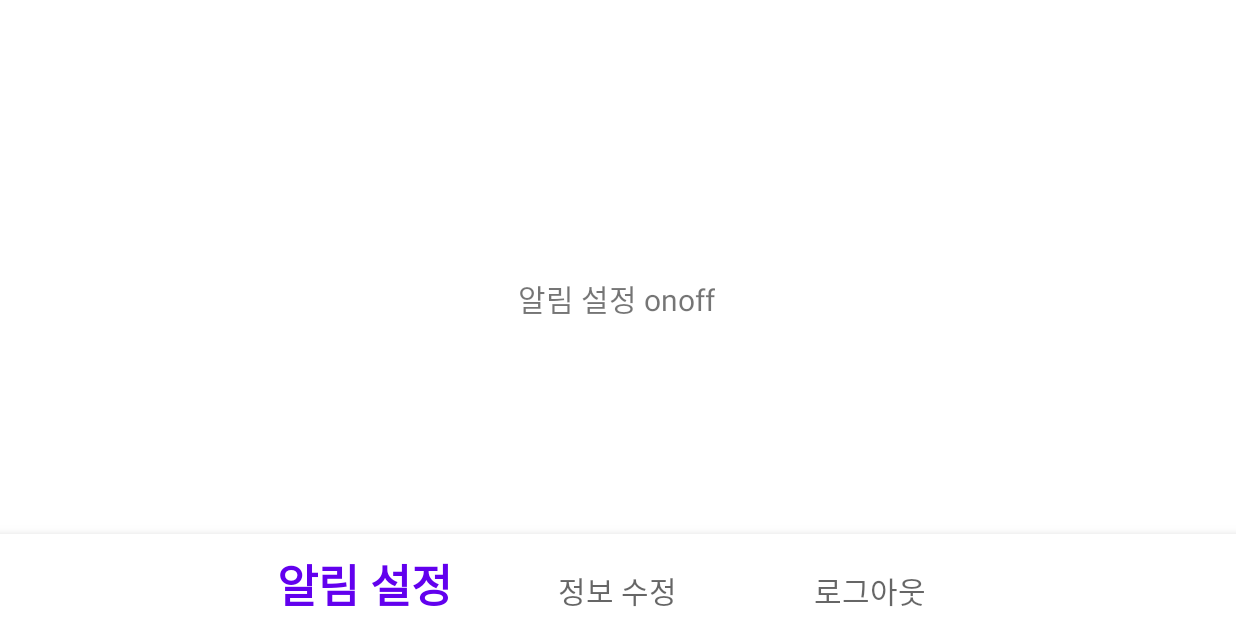
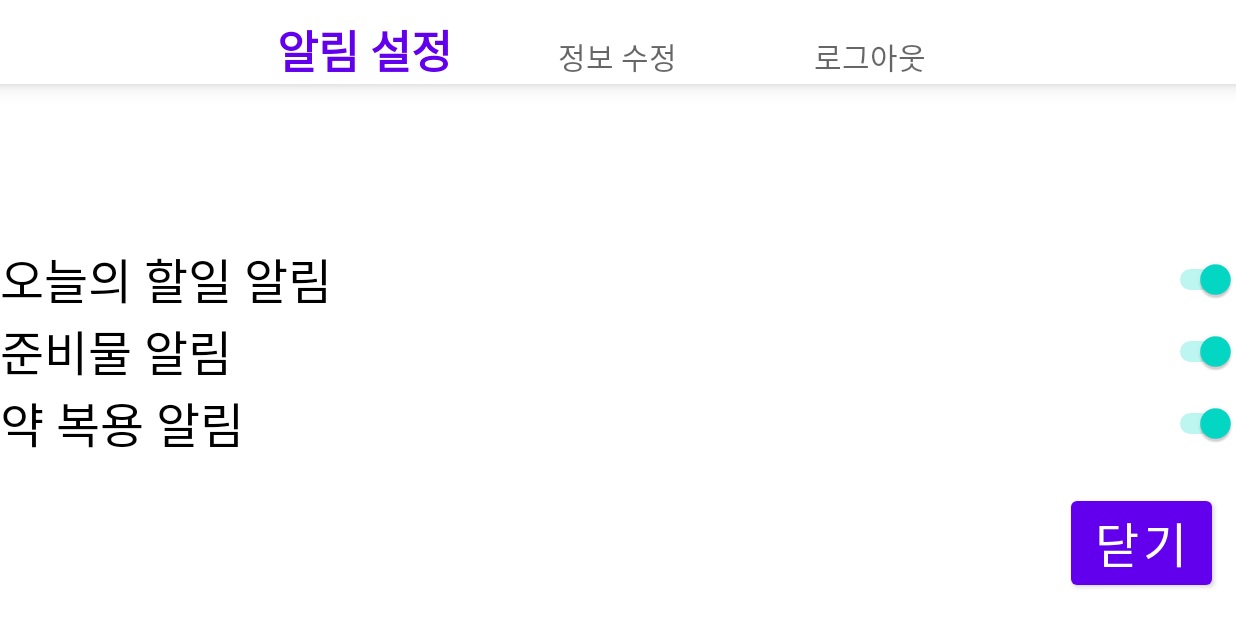
Before and after one commit to pu-ppym/knockknock, an Android app: the AlertSettingsFragment screen opened directly, with no data from a screen before it, on a phone screen of 824 x 412 dp (held sideways). Run offline under Robolectric (Android 15) with nearby library versions, the phone set to English and light mode, and no system bars.

Commit message:
fix layout, add alarm on/off

```diff
--- a/knockknock/app/src/main/java/com/example/knockknock/view/AlertSettingsFragment.java
+++ b/knockknock/app/src/main/java/com/example/knockknock/view/AlertSettingsFragment.java
@@ -1,12 +1,15 @@
 package com.example.knockknock.view;
 
+import android.content.SharedPreferences;
 import android.os.Bundle;
 
 import androidx.fragment.app.Fragment;
 
+import android.preference.PreferenceManager;
 import android.view.LayoutInflater;
 import android.view.View;
 import android.view.ViewGroup;
+import android.widget.Switch;
 
 import com.example.knockknock.R;
 
@@ -57,10 +60,41 @@ public class AlertSettingsFragment extends Fragment {
         }
     }
 
+    private Switch switchTodayTask, switchReminder, switchMedicine;
+
     @Override
     public View onCreateView(LayoutInflater inflater, ViewGroup container,
                              Bundle savedInstanceState) {
         // Inflate the layout for this fragment
-        return inflater.inflate(R.layout.fragment_alert_settings, container, false);
+        View view = inflater.inflate(R.layout.fragment_alert_settings, container, false);
+
+        switchTodayTask = view.findViewById(R.id.switch_today_task);
+        switchReminder = view.findViewById(R.id.switch_reminder);
+        switchMedicine = view.findViewById(R.id.switch_medicine);
+
+        SharedPreferences preferences = PreferenceManager.getDefaultSharedPreferences(getContext());
+        switchTodayTask.setChecked(preferences.getBoolean("today_task_enabled", true));
+        switchReminder.setChecked(preferences.getBoolean("reminder_enabled", true));
+        switchMedicine.setChecked(preferences.getBoolean("medicine_enabled", true));
+
+        switchTodayTask.setOnCheckedChangeListener((buttonView, isChecked) -> {
+            SharedPreferences.Editor editor = preferences.edit();
+            editor.putBoolean("today_task_enabled", isChecked);
+            editor.apply();
+        });
+
+        switchReminder.setOnCheckedChangeListener((buttonView, isChecked) -> {
+            SharedPreferences.Editor editor = preferences.edit();
+            editor.putBoolean("reminder_enabled", isChecked);
+            editor.apply();
+        });
+
+        switchMedicine.setOnCheckedChangeListener((buttonView, isChecked) -> {
+            SharedPreferences.Editor editor = preferences.edit();
+            editor.putBoolean("medicine_enabled", isChecked);
+            editor.apply();
+        });
+
+        return view;
     }
 }
--- a/knockknock/app/src/main/res/layout-land/activity_settings.xml
+++ b/knockknock/app/src/main/res/layout-land/activity_settings.xml
@@ -11,7 +11,7 @@
         android:id="@+id/btmNavigation"
         android:layout_width="match_parent"
         android:layout_height="wrap_content"
-        app:layout_constraintBottom_toBottomOf="parent"
+        app:layout_constraintTop_toTopOf="parent"
         app:layout_constraintEnd_toEndOf="parent"
     app:layout_constraintStart_toStartOf="parent"
     app:itemTextAppearanceActive="@style/MyTextAppearance.Active"
@@ -22,10 +22,11 @@
         android:id="@+id/frmMain"
         android:layout_width="match_parent"
         android:layout_height="0dp"
-        app:layout_constraintBottom_toTopOf="@+id/btmNavigation"
+        app:layout_constraintTop_toBottomOf="@+id/btmNavigation"
+    app:layout_constraintBottom_toBottomOf="parent"
     app:layout_constraintEnd_toEndOf="parent"
-        app:layout_constraintStart_toStartOf="parent"
-        app:layout_constraintTop_toTopOf="parent">
+    app:layout_constraintStart_toStartOf="parent">
 
 </FrameLayout>
+
     </androidx.constraintlayout.widget.ConstraintLayout>
--- a/knockknock/app/src/main/res/layout-land/fragment_alert_settings.xml
+++ b/knockknock/app/src/main/res/layout-land/fragment_alert_settings.xml
@@ -1,18 +1,46 @@
 <?xml version="1.0" encoding="utf-8"?>
-<androidx.constraintlayout.widget.ConstraintLayout xmlns:android="http://schemas.android.com/apk/res/android"
-    xmlns:app="http://schemas.android.com/apk/res-auto"
+<RelativeLayout
+    xmlns:android="http://schemas.android.com/apk/res/android"
     android:layout_width="match_parent"
     android:layout_height="match_parent">
 
-    <TextView
-        android:id="@+id/textView2"
+    <LinearLayout
+        android:layout_width="match_parent"
+        android:layout_height="wrap_content"
+        android:orientation="vertical"
+        android:gravity="center"
+        android:layout_centerInParent="true"> <!-- 중앙 정렬 -->
+
+        <Switch
+            android:id="@+id/switch_today_task"
+            android:layout_width="match_parent"
+            android:layout_height="wrap_content"
+            android:text="오늘의 할일 알림"
+            android:textSize="32sp" />
+
+        <Switch
+            android:id="@+id/switch_reminder"
+            android:layout_width="match_parent"
+            android:layout_height="wrap_content"
+            android:text="준비물 알림"
+            android:textSize="32sp" />
+
+        <Switch
+            android:id="@+id/switch_medicine"
+            android:layout_width="match_parent"
+            android:layout_height="wrap_content"
+            android:text="약 복용 알림"
+            android:textSize="32sp" />
+    </LinearLayout>
+
+    <Button
+        android:id="@+id/btn_close"
         android:layout_width="wrap_content"
         android:layout_height="wrap_content"
-        android:layout_marginTop="184dp"
-        android:text="알림 설정 onoff"
-        android:textSize="20sp"
-        app:layout_constraintEnd_toEndOf="parent"
-        app:layout_constraintHorizontal_bias="0.499"
-        app:layout_constraintStart_toStartOf="parent"
-        app:layout_constraintTop_toTopOf="parent" />
-</androidx.constraintlayout.widget.ConstraintLayout>
+        android:layout_alignParentEnd="true"
+        android:layout_alignParentBottom="true"
+        android:layout_margin="16dp"
+        android:text="닫기"
+        android:textSize="32sp" /> <!-- 오른쪽 아래에 배치 -->
+
+</RelativeLayout>
--- a/knockknock/app/src/main/res/layout/fragment_alert_settings.xml
+++ b/knockknock/app/src/main/res/layout/fragment_alert_settings.xml
@@ -1,14 +1,9 @@
 <?xml version="1.0" encoding="utf-8"?>
-<FrameLayout xmlns:android="http://schemas.android.com/apk/res/android"
-    xmlns:tools="http://schemas.android.com/tools"
+<LinearLayout xmlns:android="http://schemas.android.com/apk/res/android"
     android:layout_width="match_parent"
     android:layout_height="match_parent"
-    tools:context=".view.AlertSettingsFragment">
+    android:gravity="center_horizontal"
+    android:orientation="vertical">
 
-    <!-- TODO: Update blank fragment layout -->
-    <TextView
-        android:layout_width="match_parent"
-        android:layout_height="match_parent"
-        android:text="@string/hello_blank_fragment" />
 
-</FrameLayout>
+</LinearLayout>
```
Also changed, not shown: knockknock/app/src/main/java/com/example/knockknock/view/MainActivity.java (+24 -4 lines), knockknock/app/src/main/res/layout-land/fragment_edit_info.xml (+41 -32 lines), knockknock/app/src/main/res/layout-land/fragment_logout.xml (+7 -2 lines). Lines whose indentation alone changed are shown as unchanged.
